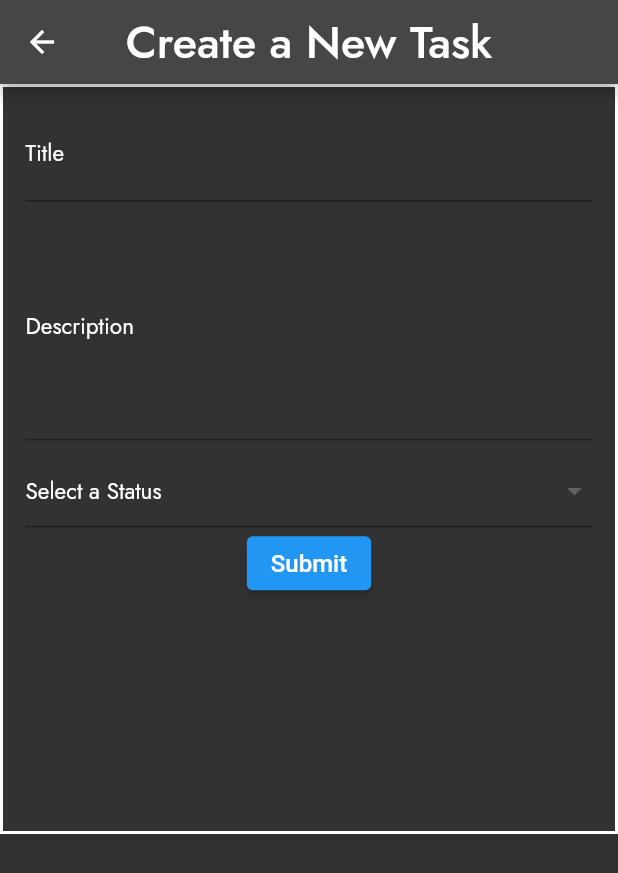
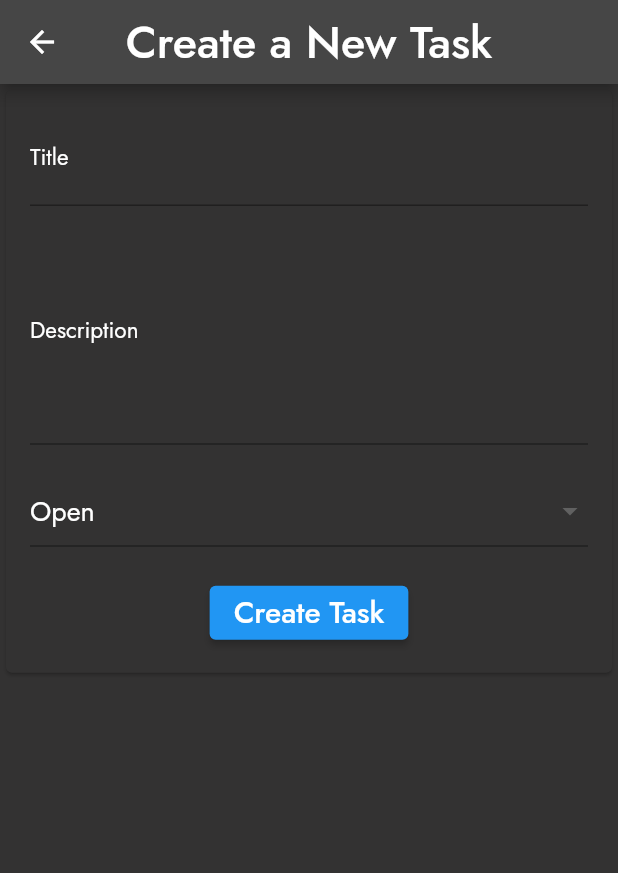
Before and after one commit to eliogilvy/mobile_dev_hw, a Flutter app: the screen it shows after launch, after a tap on the "create" icon, on a phone screen of 412 x 824 dp. Shown: the top 873 px of the screen. Run offline on Flutter 3.47's test engine with Material 2 defaults, Android fonts, the phone set to English and light mode, and no system bars.

Commit message:
Finished hw1

```diff
--- /dev/null
+++ b/flutter_application_1/lib/classes/Task.dart
@@ -0,0 +1,11 @@
+class Task {
+  final String title;
+  final String desc;
+  final String status;
+  final DateTime lastUpdate;
+  Task(
+      {required this.title,
+      required this.desc,
+      required this.status,
+      required this.lastUpdate});
+}
--- a/flutter_application_1/lib/main.dart
+++ b/flutter_application_1/lib/main.dart
@@ -5,7 +5,4 @@ import 'pages/home.dart';
 
 void main() => runApp(MaterialApp(
       home: Home(),
-      routes: {
-        '/newTask': (context) => TaskForm(),
-      },
     ));
--- a/flutter_application_1/lib/pages/home.dart
+++ b/flutter_application_1/lib/pages/home.dart
@@ -10,26 +10,8 @@ class Home extends StatefulWidget {
 }
 
 class _HomeState extends State<Home> {
-  int _counter = 0;
-
   @override
   Widget build(BuildContext context) {
-    return Scaffold(
-      backgroundColor: Styles.myBackground(),
-      appBar: Styles.myAppBar("Eli Ogilvy"),
-      body: MyTasks(
-        counter: _counter,
-      ),
-      floatingActionButton: FloatingActionButton(
-        onPressed: () {
-          Navigator.pushNamed(context, '/newTask');
-        },
-        backgroundColor: Color.fromARGB(255, 247, 242, 157),
-        child: Icon(
-          Icons.create,
-          color: Color.fromARGB(255, 219, 18, 209),
-        ),
-      ),
-    );
+    return MyTasks();
   }
 }
--- a/flutter_application_1/lib/styles/styles.dart
+++ b/flutter_application_1/lib/styles/styles.dart
@@ -1,19 +1,27 @@
 import 'package:flutter/material.dart';
 
 class Styles {
-  static TextStyle titleStyle() {
+  static TextStyle titleStyle(Color color) {
     return TextStyle(
       fontSize: 30.0,
+      fontFamily: 'Jost',
+      color: color,
+    );
+  }
+
+  static TextStyle formStyle(double size) {
+    return TextStyle(
+      fontSize: size,
       fontFamily: 'Jost',
       color: Colors.white,
     );
   }
 
-  static TextStyle formStyle() {
+  static TextStyle taskStyle(double size) {
     return TextStyle(
-      fontSize: 15.0,
+      fontSize: size,
       fontFamily: 'Jost',
-      color: Colors.white,
+      color: Colors.black,
     );
   }
 
@@ -21,7 +29,7 @@ class Styles {
     return AppBar(
       title: Text(
         text,
-        style: titleStyle(),
+        style: titleStyle(Colors.white),
       ),
       centerTitle: true,
       backgroundColor: Color.fromARGB(255, 70, 70, 70),
@@ -32,10 +40,22 @@ class Styles {
     return Color.fromARGB(255, 51, 50, 50);
   }
 
+  static Color buttonBackground() {
+    return Color.fromARGB(255, 247, 242, 157);
+  }
+
   static InputDecoration myFormStyle(String text) {
     return InputDecoration(
       labelText: text,
-      labelStyle: formStyle(),
+      labelStyle: formStyle(formSize()),
     );
   }
+
+  static double formSize() {
+    return 15.0;
+  }
+
+  static double taskSize() {
+    return 20.0;
+  }
 }
--- a/flutter_application_1/lib/widgets/myTasks.dart
+++ b/flutter_application_1/lib/widgets/myTasks.dart
@@ -1,27 +1,72 @@
 import 'package:flutter/material.dart';
+import 'package:flutter_application_1/classes/Task.dart';
+import 'package:flutter_application_1/widgets/taskForm.dart';
+import '../styles/styles.dart';
+import 'TaskTile.dart';
 
 class MyTasks extends StatefulWidget {
-  final int counter;
-  const MyTasks({required this.counter});
+  const MyTasks({super.key});
 
   @override
   State<MyTasks> createState() => _MyTasksState();
 }
 
 class _MyTasksState extends State<MyTasks> {
+  List<Task> _tasks = [];
+  int _counter = 0;
+
   @override
   Widget build(BuildContext context) {
-    return Align(
-      alignment: Alignment.topCenter,
-      child: Text(
-        "My Tasks: ${widget.counter}",
-        style: TextStyle(
-          color: Colors.white,
-          fontWeight: FontWeight.bold,
-          fontSize: 30.0,
-          fontFamily: "Jost",
+    return Scaffold(
+      backgroundColor: Styles.myBackground(),
+      appBar: Styles.myAppBar("Eli Ogilvy"),
+      body: Container(
+        margin: EdgeInsets.all(15.0),
+        child: ListView(
+          children: [
+            Text(
+              "My Tasks: $_counter",
+              style: Styles.titleStyle(Colors.white),
+            ),
+            SizedBox(height: 10.0),
+            for (Task task in _tasks)
+              SingleChildScrollView(
+                child: Column(
+                  children: [
+                    TaskTile(
+                      task: task,
+                    ),
+                    SizedBox(height: 10.0),
+                  ],
+                ),
+              ),
+          ],
+        ),
+      ),
+      floatingActionButton: FloatingActionButton(
+        onPressed: () async {
+          final result = await Navigator.push(
+            context,
+            MaterialPageRoute(builder: (context) {
+              return TaskForm(
+                addTask: addTask,
+              );
+            }),
+          );
+        },
+        backgroundColor: Styles.buttonBackground(),
+        child: Icon(
+          Icons.create,
+          color: Color.fromARGB(255, 219, 18, 209),
         ),
       ),
     );
   }
+
+  void addTask(Task task) {
+    setState(() {
+      _tasks.add(task);
+      _counter++;
+    });
+  }
 }
--- a/flutter_application_1/lib/widgets/taskForm.dart
+++ b/flutter_application_1/lib/widgets/taskForm.dart
@@ -1,64 +1,73 @@
 import 'package:flutter/material.dart';
+import 'package:flutter_application_1/widgets/myTasks.dart';
+import '../classes/Task.dart';
 import '../styles/styles.dart';
+import 'TaskTile.dart';
 
-class TaskForm extends StatefulWidget {
-  const TaskForm({super.key});
+class TaskForm extends StatelessWidget {
+  final Function(Task) addTask;
+  TaskForm({super.key, required this.addTask});
 
-  @override
-  State<TaskForm> createState() => _TaskFormState();
-}
-
-class _TaskFormState extends State<TaskForm> {
-  String? _title;
-  String? _description;
+  TextEditingController _titleController = TextEditingController();
+  TextEditingController _descController = TextEditingController();
   List _status = ['Open', 'In Progress', 'Closed'];
-  String? _selectedStatus;
+  String _selectedStatus = "Open";
   DateTime _time = DateTime.now();
 
   final GlobalKey<FormState> _formKey = GlobalKey<FormState>();
 
+  String? _validate(value) {
+    if (value.isEmpty) {
+      return 'Please enter some text';
+    }
+    return null;
+  }
+
   Widget _buildTitle() {
     return TextFormField(
-      style: Styles.formStyle(),
+      validator: (value) => _validate(value),
+      autocorrect: true,
+      textCapitalization: TextCapitalization.words,
+      style: Styles.formStyle(Styles.formSize()),
       decoration: Styles.myFormStyle('Title'),
+      controller: _titleController,
     );
   }
 
   Widget _buildDesc() {
     return TextFormField(
-      style: Styles.formStyle(),
+      validator: ((value) => _validate(value)),
+      autocorrect: true,
+      textCapitalization: TextCapitalization.sentences,
+      style: Styles.formStyle(Styles.formSize()),
       decoration: Styles.myFormStyle('Description'),
       keyboardType: TextInputType.multiline,
+      controller: _descController,
       maxLines: 5,
     );
   }
 
   Widget _buildStatus() {
-    return Theme(
-      data: Theme.of(context).copyWith(
-        canvasColor: Styles.myBackground(),
-      ),
-      child: DropdownButtonFormField(
+    return DropdownButtonFormField(
+      style: Styles.formStyle(18),
+      dropdownColor: Styles.myBackground(),
       hint: Text(
         "Select a Status",
-          style: Styles.formStyle(),
+        style: Styles.formStyle(Styles.formSize()),
       ),
       value: _selectedStatus,
       onChanged: (value) {
-          setState(() {
         _selectedStatus = value as String;
-          });
       },
       items: _status.map((item) {
         return DropdownMenuItem(
           value: item,
           child: Text(
             item,
-              style: Styles.formStyle(),
+            style: Styles.formStyle(18.0),
           ),
         );
       }).toList(),
-      ),
     );
   }
 
@@ -67,32 +76,35 @@ class _TaskFormState extends State<TaskForm> {
     return Scaffold(
       backgroundColor: Styles.myBackground(),
       appBar: Styles.myAppBar("Create a New Task"),
-      body: Container(
-        height: 500,
-        decoration: BoxDecoration(
-          border: Border.all(
-            color: Colors.white,
-            width: 2.0,
-          ),
-        ),
+      body: SingleChildScrollView(
+        child: Card(
+          color: Styles.myBackground(),
+          child: Padding(
+            padding: EdgeInsets.all(16),
             child: Form(
-          child: Padding(
-            padding: const EdgeInsets.all(15.0),
               child: Column(
                 children: [
                   _buildTitle(),
                   SizedBox(height: 10),
                   _buildDesc(),
-                SizedBox(height: 10),
+                  SizedBox(height: 20),
                   _buildStatus(),
+                  SizedBox(height: 20),
                   ElevatedButton(
-                  onPressed: () {},
+                    onPressed: () {
+                      final task = Task(
+                        title: _titleController.text,
+                        desc: _descController.text,
+                        status: _selectedStatus,
+                        lastUpdate: DateTime.now(),
+                      );
+                      addTask(task);
+                      FocusScope.of(context).unfocus();
+                      Navigator.pop(context);
+                    },
                     child: Text(
-                    'Submit',
-                    style: TextStyle(
-                      color: Colors.white,
-                      fontSize: 16,
-                    ),
+                      'Create Task',
+                      style: Styles.formStyle(20),
                     ),
                   ),
                 ],
@@ -100,6 +112,7 @@ class _TaskFormState extends State<TaskForm> {
             ),
           ),
         ),
+      ),
     );
   }
 }
--- a/flutter_application_1/pubspec.yaml
+++ b/flutter_application_1/pubspec.yaml
@@ -36,6 +36,7 @@ dependencies:
   # The following adds the Cupertino Icons font to your application.
   # Use with the CupertinoIcons class for iOS style icons.
   cupertino_icons: ^1.0.2
+  http: ^0.13.5
 
 dev_dependencies:
   flutter_test:
```
Also changed, not shown: flutter_application_1/lib/widgets/ShowTask.dart (added, +51 -0 lines), flutter_application_1/lib/widgets/TaskTile.dart (added, +34 -0 lines), flutter_application_1/pubspec.lock. Lines whose indentation alone changed are shown as unchanged.
